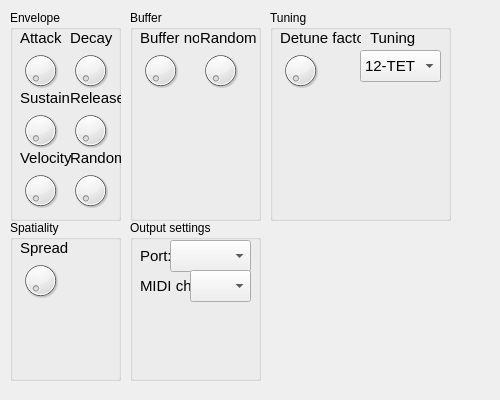
This is python/controller/ui/synth-controller.ui in kj-jondell/Diabetes-Synth as Qt 5 draws it before an edit. The edited form follows.
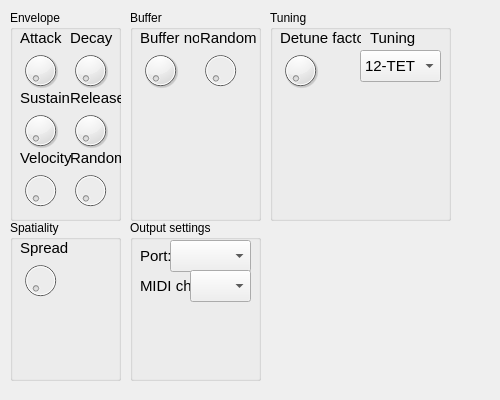
This is the edited form.

What changed in the file:
```diff
--- a/python/controller/ui/synth-controller.ui
+++ b/python/controller/ui/synth-controller.ui
@@ -186,6 +186,9 @@
     </property>
    </widget>
    <widget class="QDial" name="velocity_sensitivity">
+    <property name="enabled">
+     <bool>false</bool>
+    </property>
     <property name="geometry">
      <rect>
       <x>10</x>
@@ -217,6 +220,9 @@
     </property>
    </widget>
    <widget class="QDial" name="envelope_random">
+    <property name="enabled">
+     <bool>false</bool>
+    </property>
     <property name="geometry">
      <rect>
       <x>60</x>
@@ -277,6 +283,9 @@
     </property>
    </widget>
    <widget class="QDial" name="buffer_random">
+    <property name="enabled">
+     <bool>false</bool>
+    </property>
     <property name="geometry">
      <rect>
       <x>70</x>
@@ -421,6 +430,9 @@
     <string>Spatiality</string>
    </property>
    <widget class="QDial" name="stereo_spread">
+    <property name="enabled">
+     <bool>false</bool>
+    </property>
     <property name="geometry">
      <rect>
       <x>10</x>
```
